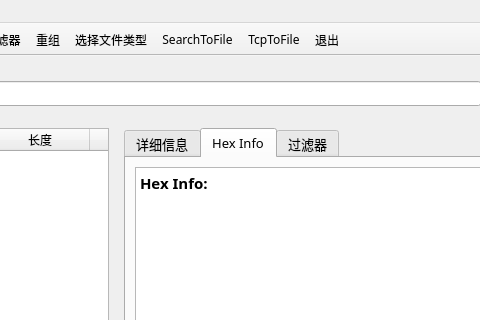
First picture: the form in source/main_window.ui, repository ISDevLearn/Sniffer, before the edit; both pictures show x 520 to 1000 and y 0 to 320 of the 1105 by 822 pixel window.
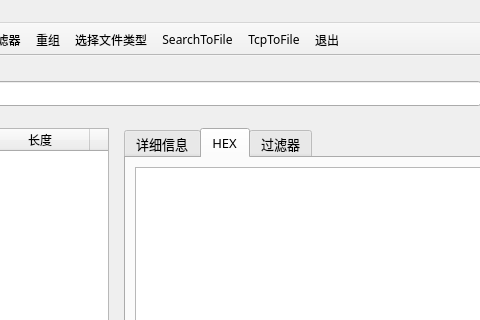
Second picture: the form after the edit. The open tabs and pages were chosen to show the change. Icons and pictures are not drawn.

Commit message: add hex info displaying in another tab

Patch:
```diff
--- a/source/main_window.ui
+++ b/source/main_window.ui
@@ -342,7 +342,7 @@
           </widget>
           <widget class="QWidget" name="hex_info">
            <attribute name="title">
-            <string>Hex Info</string>
+            <string>HEX</string>
            </attribute>
            <layout class="QVBoxLayout" name="verticalLayout_2">
             <item>
@@ -356,9 +356,8 @@
                <string>&lt;!DOCTYPE HTML PUBLIC &quot;-//W3C//DTD HTML 4.0//EN&quot; &quot;http://www.w3.org/TR/REC-html40/strict.dtd&quot;&gt;
 &lt;html&gt;&lt;head&gt;&lt;meta name=&quot;qrichtext&quot; content=&quot;1&quot; /&gt;&lt;style type=&quot;text/css&quot;&gt;
 p, li { white-space: pre-wrap; }
-&lt;/style&gt;&lt;/head&gt;&lt;body style=&quot; font-family:'苹方 中等'; font-size:11.25pt; font-weight:400; font-style:normal;&quot;&gt;
-&lt;p style=&quot; margin-top:0px; margin-bottom:0px; margin-left:0px; margin-right:0px; -qt-block-indent:0; text-indent:0px;&quot;&gt;&lt;span style=&quot; font-family:'SimSun'; font-weight:600;&quot;&gt;Hex Info:&lt;/span&gt;&lt;/p&gt;
-&lt;p style=&quot;-qt-paragraph-type:empty; margin-top:0px; margin-bottom:0px; margin-left:0px; margin-right:0px; -qt-block-indent:0; text-indent:0px; font-family:'SimSun'; font-weight:600;&quot;&gt;&lt;br /&gt;&lt;/p&gt;&lt;/body&gt;&lt;/html&gt;</string>
+&lt;/style&gt;&lt;/head&gt;&lt;body style=&quot; font-family:'苹方 中等'; font-size:9pt; font-weight:400; font-style:normal;&quot;&gt;
+&lt;p style=&quot;-qt-paragraph-type:empty; margin-top:0px; margin-bottom:0px; margin-left:0px; margin-right:0px; -qt-block-indent:0; text-indent:0px;&quot;&gt;&lt;br /&gt;&lt;/p&gt;&lt;/body&gt;&lt;/html&gt;</string>
               </property>
              </widget>
             </item>
```
Left out of the diff: 6 changed lines with no effect on the pictures. The commit also changes 3 other files.
